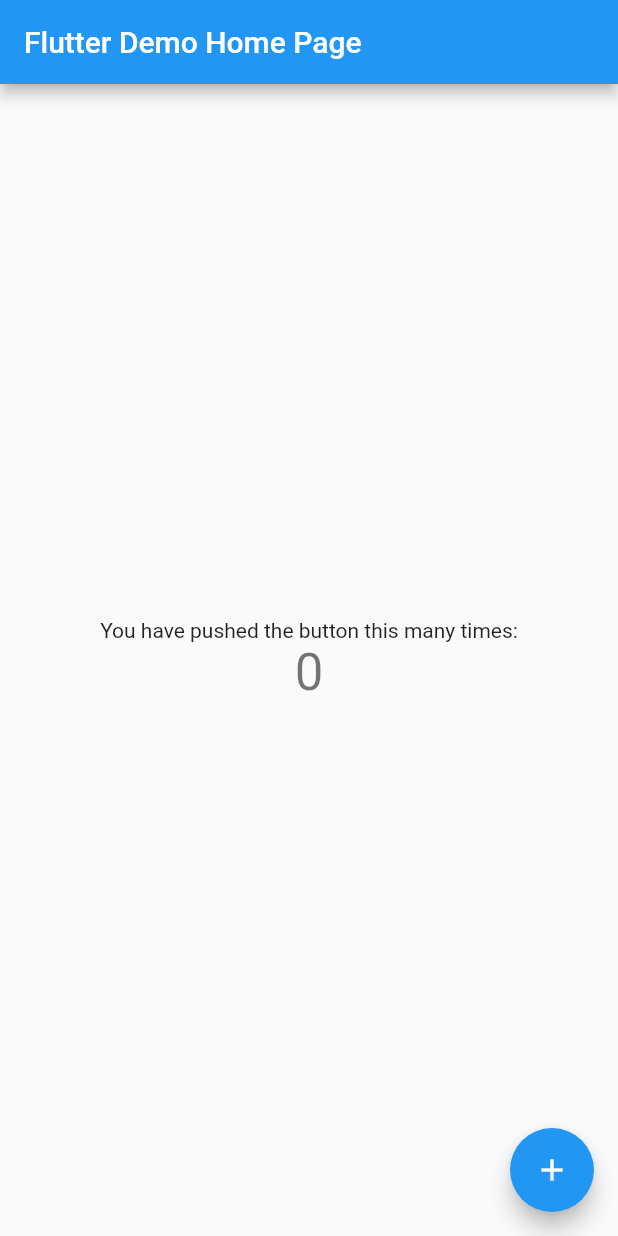
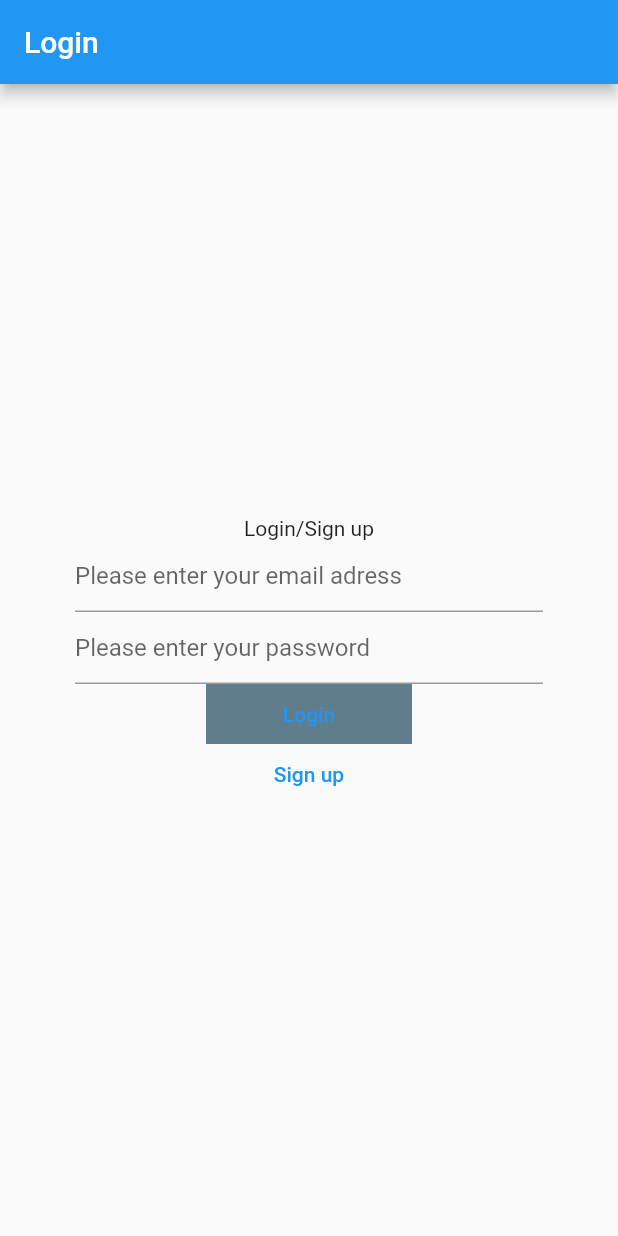
Before and after one commit to constantin99/framework_design3, a Flutter app: the screen it shows after launch, on a phone screen of 412 x 824 dp. Run offline on Flutter 3.47's test engine with Material 2 defaults, Android fonts, the light colour scheme and no system bars; our stand-ins replace firebase_auth, firebase_core; accounts and stored records are empty.

Commit message:
Login added

```diff
--- /dev/null
+++ b/lib/Functions/authentication_api.dart
@@ -0,0 +1,48 @@
+
+import 'package:firebase_auth/firebase_auth.dart';
+import 'package:framework_design3/Models/user.dart';
+import 'package:framework_design3/Notifiers/authentication_notifier.dart';
+
+logIn(Users user, AuthenticationNotifier authenticationNotifier) async{
+
+  UserCredential newUser = await FirebaseAuth.instance.signInWithEmailAndPassword(email: user.email, password: user.password)
+  .catchError((error) => print(error.toString().trim()));
+
+ if(newUser != null){
+   User firebaseUser = newUser.user;
+
+   if(firebaseUser != null){
+     print("Log in: $firebaseUser");
+     authenticationNotifier.setUser(firebaseUser);
+   }
+ }
+}
+
+signUp (Users user, AuthenticationNotifier authenticationNotifier) async{
+  UserCredential newUser = await FirebaseAuth.instance.createUserWithEmailAndPassword(email: user.email, password: user.password)
+      .catchError((error) => print(error.toString().trim()));
+
+  if(newUser != null){
+    User firebaseUser = newUser.user;
+
+    if(firebaseUser != null){
+      print("Log in: $firebaseUser");
+      authenticationNotifier.setUser(firebaseUser);
+    }
+  }
+}
+
+signOut(AuthenticationNotifier authenticationNotifier) async{
+  await FirebaseAuth.instance.signOut().catchError((error) => print(error.toString().trim()));
+
+  authenticationNotifier.setUser(FirebaseAuth.instance.currentUser);
+}
+
+initializeCurrentUser(AuthenticationNotifier authenticationNotifier) async{
+  User firebaseUser = await FirebaseAuth.instance.currentUser;
+
+  if(firebaseUser != null){
+    authenticationNotifier.setUser(firebaseUser);
+  }
+
+}
--- /dev/null
+++ b/lib/Models/user.dart
@@ -0,0 +1,7 @@
+class Users {
+  late String email;
+  late String password;
+
+  Users();
+
+}
--- /dev/null
+++ b/lib/Notifiers/authentication_notifier.dart
@@ -0,0 +1,15 @@
+import 'package:firebase_auth/firebase_auth.dart';
+import 'package:flutter/widgets.dart';
+
+class AuthenticationNotifier with ChangeNotifier {
+  //FirebaseUser
+  User? _user;
+  User? get user => _user;
+
+  void setUser(User user){
+    _user = user;
+    notifyListeners();
+  }
+
+
+}
--- /dev/null
+++ b/lib/login_widget.dart
@@ -0,0 +1,313 @@
+//import 'package:framework_design3/Models/user.dart';
+//import 'package:flutter/material.dart';
+//import 'package:framework_design3/Notifiers/authentication_notifier.dart';
+//import 'package:framework_design3/functions/authentication_api.dart';
+//import 'package:provider/provider.dart';
+//
+//enum AuthMode { Signup, Login }
+//
+//class Login extends StatefulWidget {
+//  @override
+//  State<StatefulWidget> createState() {
+//    return _LoginState();
+//  }
+//}
+//
+//class _LoginState extends State<Login> {
+//  final GlobalKey<FormState> _formKey = GlobalKey<FormState>();
+//  final TextEditingController _passwordController = new TextEditingController();
+//  AuthMode _authMode = AuthMode.Login;
+//
+//  Users _user = Users();
+//
+//  @override
+//  void initState() {
+//    AuthenticationNotifier authenticationNotifier = Provider.of<AuthenticationNotifier>(context, listen: false);
+//    initializeCurrentUser(authenticationNotifier);
+//    super.initState();
+//  }
+//
+//  void _submitForm() {
+//    if (!_formKey.currentState!.validate()) {
+//      return;
+//    }
+//
+//    _formKey.currentState!.save();
+//
+//    AuthenticationNotifier authenticationNotifier = Provider.of<AuthenticationNotifier>(context, listen: false);
+//
+//    if (_authMode == AuthMode.Login) {
+//      logIn(_user, authenticationNotifier);
+//    } else {
+//      signUp(_user, authenticationNotifier);
+//    }
+//  }
+//
+//
+//
+//  Widget _buildEmailField() {
+//    return TextFormField(
+//      decoration: InputDecoration(
+//        labelText: "Email",
+//        labelStyle: TextStyle(color: Colors.white54),
+//      ),
+//      keyboardType: TextInputType.emailAddress,
+//      initialValue: 'julian@food.com',
+//      style: TextStyle(fontSize: 26, color: Colors.white),
+//      cursorColor: Colors.white,
+//      validator: (value){
+//        if(value!.isEmpty){
+//          return "Email is required";
+//        }
+//      },
+//
+//      onSaved: (value) {
+//        _user.email = value!;
+//      },
+//    );
+//  }
+//
+//  Widget _buildPasswordField() {
+//    return TextFormField(
+//      decoration: InputDecoration(
+//        labelText: "Password",
+//        labelStyle: TextStyle(color: Colors.white54),
+//      ),
+//      style: TextStyle(fontSize: 26, color: Colors.white),
+//      cursorColor: Colors.white,
+//      obscureText: true,
+//      controller: _passwordController,
+//      validator: (value) {
+//        if (value!.isEmpty) {
+//          return 'Password is required';
+//        }
+//
+//        if (value.length < 5 || value.length > 20) {
+//          return 'Password must be betweem 5 and 20 characters';
+//        }
+//
+//        return null;
+//      },
+//      onSaved: (value) {
+//        _user.password = value!;
+//      },
+//    );
+//  }
+//
+//  Widget _buildConfirmPasswordField() {
+//    return TextFormField(
+//      decoration: InputDecoration(
+//        labelText: "Confirm Password",
+//        labelStyle: TextStyle(color: Colors.white54),
+//      ),
+//      style: TextStyle(fontSize: 26, color: Colors.white),
+//      cursorColor: Colors.white,
+//      obscureText: true,
+//      validator: (value) {
+//        if (_passwordController.text != value) {
+//          return 'Passwords do not match';
+//        }
+//
+//        return null;
+//      },
+//    );
+//  }
+//
+//  @override
+//  Widget build(BuildContext context) {
+//    print("Building login screen");
+//
+//    return Scaffold(
+//      body: Container(
+//        constraints: BoxConstraints.expand(
+//          height: MediaQuery.of(context).size.height,
+//        ),
+//        decoration: BoxDecoration(color: Color(0xff34056D)),
+//        child: Form(
+//          autovalidate: true,
+//          key: _formKey,
+//          child: SingleChildScrollView(
+//            child: Padding(
+//              padding: EdgeInsets.fromLTRB(32, 96, 32, 0),
+//              child: Column(
+//                children: <Widget>[
+//                  Text(
+//                    "Please Sign In",
+//                    textAlign: TextAlign.center,
+//                    style: TextStyle(fontSize: 36, color: Colors.white),
+//                  ),
+//                  SizedBox(height: 32),
+//                  _authMode == AuthMode.Signup ?  _buildEmailField() : Container(),
+//
+//                  _buildPasswordField(),
+//                  _authMode == AuthMode.Signup ? _buildConfirmPasswordField() : Container(),
+//                  SizedBox(height: 32),
+//                  ButtonTheme(
+//                    minWidth: 200,
+//                    child: RaisedButton(
+//                      padding: EdgeInsets.all(10.0),
+//                      child: Text(
+//                        'Switch to ${_authMode == AuthMode.Login ? 'Signup' : 'Login'}',
+//                        style: TextStyle(fontSize: 20, color: Colors.white),
+//                      ),
+//                      onPressed: () {
+//                        setState(() {
+//                          _authMode =
+//                          _authMode == AuthMode.Login ? AuthMode.Signup : AuthMode.Login;
+//                        });
+//                      },
+//                    ),
+//                  ),
+//                  SizedBox(height: 16),
+//                  ButtonTheme(
+//                    minWidth: 200,
+//                    child: RaisedButton(
+//                      padding: EdgeInsets.all(10.0),
+//                      onPressed: () => _submitForm(),
+//                      child: Text(
+//                        _authMode == AuthMode.Login ? 'Login' : 'Signup',
+//                        style: TextStyle(fontSize: 20, color: Colors.white),
+//                      ),
+//                    ),
+//                  ),
+//                ],
+//              ),
+//            ),
+//          ),
+//        ),
+//      ),
+//    );
+//  }
+//}
+
+
+
+
+
+
+
+
+
+
+
+
+
+
+import 'package:framework_design3/Models/user.dart';
+import 'package:flutter/material.dart';
+import 'package:framework_design3/Notifiers/authentication_notifier.dart';
+import 'package:framework_design3/functions/authentication_api.dart';
+import 'package:provider/provider.dart';
+
+enum AuthMod {SignUp, Login}
+
+class Login extends StatefulWidget{
+  @override
+  State<StatefulWidget> createState(){
+    return _LoginState();
+  }
+}
+
+class _LoginState extends State<Login>{
+  TextEditingController emailController = new TextEditingController();
+  TextEditingController passwordController = new TextEditingController();
+
+  Users _user = Users();
+
+  @override
+  void initState(){
+    AuthenticationNotifier authenticationNotifier = Provider.of<AuthenticationNotifier>(context, listen: false);
+    initializeCurrentUser(authenticationNotifier);
+    super.initState();
+  }
+
+
+
+
+  @override
+  Widget build(BuildContext context) {
+    return Scaffold(
+      appBar: AppBar(
+        title: Text("Login"),
+      ),
+      body: Center(
+        child: Column(
+          mainAxisAlignment: MainAxisAlignment.center,
+          children: [
+            Text(("Login/Sign up")),
+            Container(
+              margin: EdgeInsets.symmetric(horizontal: 50.0),
+              child: TextFormField(
+                controller: emailController,
+                decoration: InputDecoration(
+                    hintText: "Please enter your email adress"
+                ),
+              ),
+            ),
+            Container(
+              margin: EdgeInsets.symmetric(horizontal: 50.0),
+              child: TextFormField(
+                controller: passwordController,
+                decoration: InputDecoration(
+                    hintText: "Please enter your password"
+                ),
+              ),
+            ),
+            Container(
+              height: 40,
+              width: MediaQuery.of(context).size.width/3,
+              color: Colors.blueGrey,
+              child: TextButton(
+                onPressed: (){
+                  final String email = emailController.text.trim();
+                  final String password = passwordController.text.trim();
+
+                  if(email.isEmpty){
+                    print("Email is empty");
+                  } else {
+                    if(password.isEmpty){
+                      print("Password is empty");
+                    } else {
+                      _user.email = email;
+                      _user.password = password;
+                      AuthenticationNotifier authenticationNotifier = Provider.of<AuthenticationNotifier>(context, listen: false);
+                      logIn(_user, authenticationNotifier);
+                    }
+                  }
+                },
+
+                child: Text("Login"),
+              ),
+            ),
+            Container(
+              height: 40,
+              width: MediaQuery.of(context).size.width/3,
+              child: TextButton(
+                onPressed: (){
+                  final String email = emailController.text.trim();
+                  final String password = passwordController.text.trim();
+
+                  if(email.isEmpty){
+                    print("Please provide an email adress");
+                  } else {
+                    if (password.isEmpty) {
+                      print("Please provide a password");
+                    } else {
+                      _user.email = email;
+                      _user.password = password;
+                      AuthenticationNotifier authenticationNotifier = Provider.of<AuthenticationNotifier>(context, listen: false);
+                      signUp(_user, authenticationNotifier);
+                    }
+                  }
+                },
+                child: Text("Sign up"),
+              ),
+            )
+          ],
+        ),
+      ),
+    );
+  }
+
+
+}
--- a/lib/main.dart
+++ b/lib/main.dart
@@ -1,115 +1,88 @@
+
+import 'package:firebase_auth/firebase_auth.dart';
 import 'package:flutter/material.dart';
+//import 'package:framework_design3/LoginScreen_widget.dart';
+import 'package:framework_design3/MoviesScreen_widget.dart';
+import 'package:framework_design3/Notifiers/authentication_notifier.dart';
+import 'package:framework_design3/functions/authentication.dart';
+import 'package:framework_design3/login_widget.dart';
+import 'package:provider/provider.dart';
+import 'package:firebase_core/firebase_core.dart';
 
-void main() {
-  runApp(const MyApp());
+
+void main() async {
+  WidgetsFlutterBinding.ensureInitialized();
+
+  await Firebase.initializeApp();
+  runApp(
+      MultiProvider(providers: [
+        ChangeNotifierProvider(
+          create: (context) => AuthenticationNotifier(),
+        ),
+      ],
+        child: MyApp(),
+      )
+  );
 }
 
-class MyApp extends StatelessWidget {
-  const MyApp({Key? key}) : super(key: key);
-
-  // This widget is the root of your application.
+class MyApp extends StatelessWidget{
   @override
-  Widget build(BuildContext context) {
+  Widget build(BuildContext context){
     return MaterialApp(
-      title: 'Flutter Demo',
-      theme: ThemeData(
-        // This is the theme of your application.
-        //
-        // Try running your application with "flutter run". You'll see the
-        // application has a blue toolbar. Then, without quitting the app, try
-        // changing the primarySwatch below to Colors.green and then invoke
-        // "hot reload" (press "r" in the console where you ran "flutter run",
-        // or simply save your changes to "hot reload" in a Flutter IDE).
-        // Notice that the counter didn't reset back to zero; the application
-        // is not restarted.
-        primarySwatch: Colors.blue,
+      title: "My movies",
+      home: Consumer<AuthenticationNotifier>(
+        builder: (context, notifier, child){
+          return notifier.user != null ? MoviesScreen() : Login();
+        },
       ),
-      home: const MyHomePage(title: 'Flutter Demo Home Page'),
     );
   }
 }
 
-class MyHomePage extends StatefulWidget {
-  const MyHomePage({Key? key, required this.title}) : super(key: key);
 
-  // This widget is the home page of your application. It is stateful, meaning
-  // that it has a State object (defined below) that contains fields that affect
-  // how it looks.
 
-  // This class is the configuration for the state. It holds the values (in this
-  // case the title) provided by the parent (in this case the App widget) and
-  // used by the build method of the State. Fields in a Widget subclass are
-  // always marked "final".
+//Another Authentication method!!!
 
-  final String title;
+//void main() async {
+//  WidgetsFlutterBinding.ensureInitialized();
+//
+//  await Firebase.initializeApp();
+//  runApp(MyApp());
+//
+//}
 
-  @override
-  State<MyHomePage> createState() => _MyHomePageState();
-}
 
-class _MyHomePageState extends State<MyHomePage> {
-  int _counter = 0;
 
-  void _incrementCounter() {
-    setState(() {
-      // This call to setState tells the Flutter framework that something has
-      // changed in this State, which causes it to rerun the build method below
-      // so that the display can reflect the updated values. If we changed
-      // _counter without calling setState(), then the build method would not be
-      // called again, and so nothing would appear to happen.
-      _counter++;
-    });
-  }
 
-  @override
-  Widget build(BuildContext context) {
-    // This method is rerun every time setState is called, for instance as done
-    // by the _incrementCounter method above.
-    //
-    // The Flutter framework has been optimized to make rerunning build methods
-    // fast, so that you can just rebuild anything that needs updating rather
-    // than having to individually change instances of widgets.
-    return Scaffold(
-      appBar: AppBar(
-        // Here we take the value from the MyHomePage object that was created by
-        // the App.build method, and use it to set our appbar title.
-        title: Text(widget.title),
-      ),
-      body: Center(
-        // Center is a layout widget. It takes a single child and positions it
-        // in the middle of the parent.
-        child: Column(
-          // Column is also a layout widget. It takes a list of children and
-          // arranges them vertically. By default, it sizes itself to fit its
-          // children horizontally, and tries to be as tall as its parent.
-          //
-          // Invoke "debug painting" (press "p" in the console, choose the
-          // "Toggle Debug Paint" action from the Flutter Inspector in Android
-          // Studio, or the "Toggle Debug Paint" command in Visual Studio Code)
-          // to see the wireframe for each widget.
-          //
-          // Column has various properties to control how it sizes itself and
-          // how it positions its children. Here we use mainAxisAlignment to
-          // center the children vertically; the main axis here is the vertical
-          // axis because Columns are vertical (the cross axis would be
-          // horizontal).
-          mainAxisAlignment: MainAxisAlignment.center,
-          children: <Widget>[
-            const Text(
-              'You have pushed the button this many times:',
-            ),
-            Text(
-              '$_counter',
-              style: Theme.of(context).textTheme.headline4,
-            ),
-          ],
-        ),
-      ),
-      floatingActionButton: FloatingActionButton(
-        onPressed: _incrementCounter,
-        tooltip: 'Increment',
-        child: const Icon(Icons.add),
-      ), // This trailing comma makes auto-formatting nicer for build methods.
-    );
-  }
-}
+//class MyApp extends StatelessWidget {
+//  // This widget is the root of your application.
+//  @override
+//  Widget build(BuildContext context) {
+//    return MultiProvider(
+//        providers: [
+//          Provider<AuthenticationService>(
+//            create: (_) => AuthenticationService(FirebaseAuth.instance),
+//          ),
+//          StreamProvider(
+//            create: (context) => context.read<AuthenticationService>().authStateChanges,
+//          ),
+//        ],
+//      child: MaterialApp(
+//        title: "My movies app",
+//        home: AuthenticationWrapper(),
+//      ),
+//    );
+//  }
+//}
+//
+//class AuthenticationWrapper extends StatelessWidget{
+//  @override
+//  Widget build(BuildContext context){
+//    final user = context.watch<User>();
+//
+//    if(user != null){
+//      return MoviesScreen();
+//    }
+//    return LoginScreen();
+//  }
+//}
--- a/pubspec.yaml
+++ b/pubspec.yaml
@@ -30,6 +30,8 @@
   firebase_auth: ^0.20.1
   provider: ^4.3.3
   image_picker: ^0.6.7+2
+  firebase_core: 0.7.0
+  js: ^0.6.2
 
   flutter:
     sdk: flutter
```
Also changed, not shown: lib/Functions/authentication.dart (added, +36 -0 lines), lib/MoviesScreen_widget.dart (added, +41 -0 lines), pubspec.lock, 1 other file.
